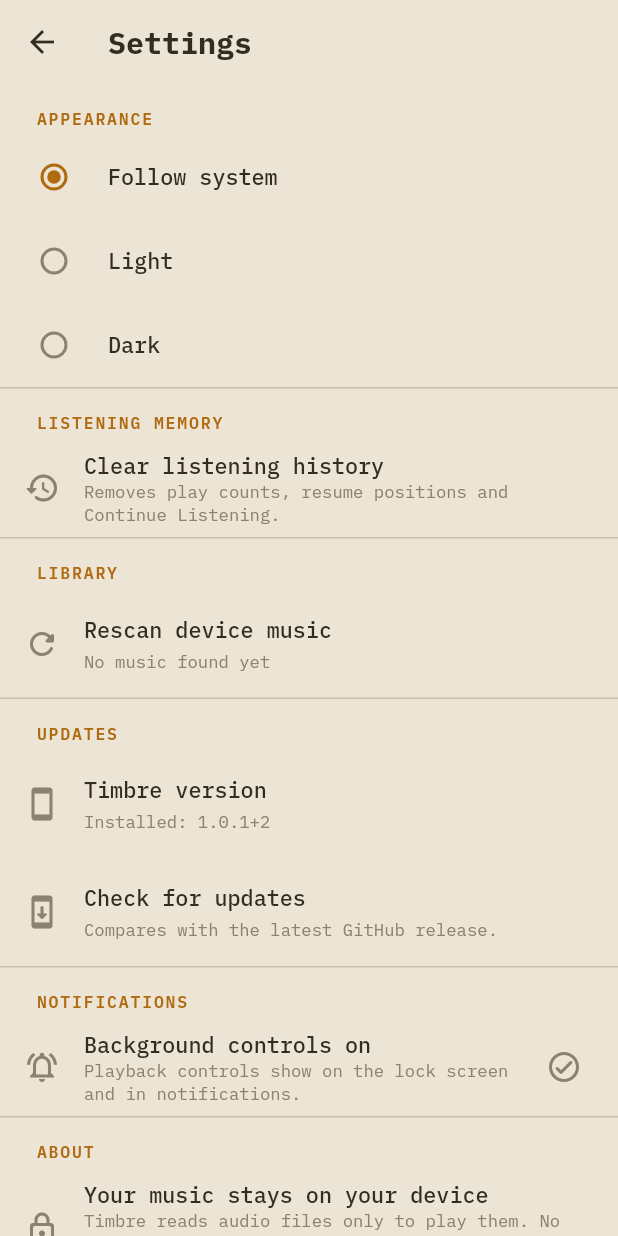
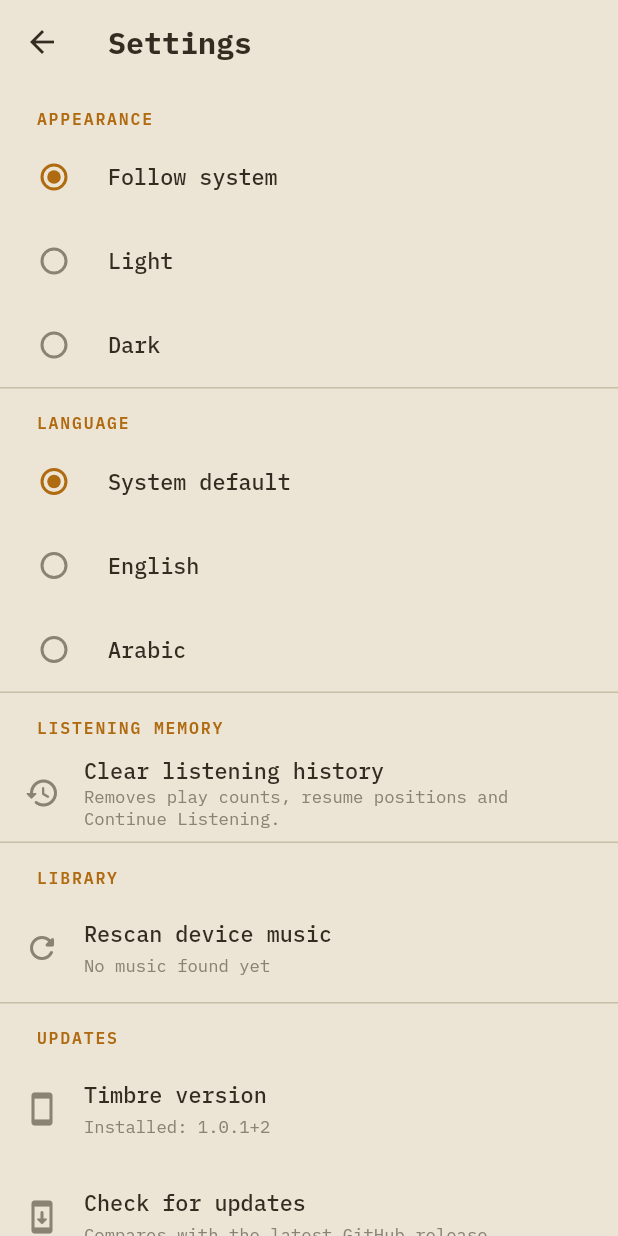
Before and after one commit to amworx/timbre, a Flutter app: the screen it shows after launch, after a tap on the "settings" icon, on a phone screen of 412 x 824 dp. Run offline on Flutter 3.47's test engine with Material 3 defaults, Android fonts, the phone set to English and light mode, and no system bars; our stand-ins replace audio_service, just_audio, on_audio_query, package_info_plus, permission_handler, share_plus and 2 more; missing offline and left inert: ota_update; accounts and stored records are empty.

Commit message:
In-app language switcher (System/English/Arabic)
LocaleController persisted + applied live to MaterialApp; Settings Language section; controller unit tests.

```diff
--- a/lib/l10n/app_ar.arb
+++ b/lib/l10n/app_ar.arb
@@ -144,6 +144,10 @@
 
   "settingsTitle": "الإعدادات",
   "appearance": "المظهر",
+  "languageSection": "اللغة",
+  "langSystem": "لغة النظام",
+  "langEnglish": "الإنجليزية",
+  "langArabic": "العربية",
   "followSystem": "اتباع النظام",
   "light": "فاتح",
   "dark": "داكن",
--- a/lib/l10n/app_en.arb
+++ b/lib/l10n/app_en.arb
@@ -144,6 +144,10 @@
 
   "settingsTitle": "Settings",
   "appearance": "Appearance",
+  "languageSection": "Language",
+  "langSystem": "System default",
+  "langEnglish": "English",
+  "langArabic": "Arabic",
   "followSystem": "Follow system",
   "light": "Light",
   "dark": "Dark",
--- a/lib/l10n/app_localizations.dart
+++ b/lib/l10n/app_localizations.dart
@@ -806,6 +806,30 @@ abstract class AppLocalizations {
   /// **'Appearance'**
   String get appearance;
 
+  /// No description provided for @languageSection.
+  ///
+  /// In en, this message translates to:
+  /// **'Language'**
+  String get languageSection;
+
+  /// No description provided for @langSystem.
+  ///
+  /// In en, this message translates to:
+  /// **'System default'**
+  String get langSystem;
+
+  /// No description provided for @langEnglish.
+  ///
+  /// In en, this message translates to:
+  /// **'English'**
+  String get langEnglish;
+
+  /// No description provided for @langArabic.
+  ///
+  /// In en, this message translates to:
+  /// **'Arabic'**
+  String get langArabic;
+
   /// No description provided for @followSystem.
   ///
   /// In en, this message translates to:
--- a/lib/l10n/app_localizations_en.dart
+++ b/lib/l10n/app_localizations_en.dart
@@ -411,6 +411,18 @@ class AppLocalizationsEn extends AppLocalizations {
   String get appearance => 'Appearance';
 
   @override
+  String get languageSection => 'Language';
+
+  @override
+  String get langSystem => 'System default';
+
+  @override
+  String get langEnglish => 'English';
+
+  @override
+  String get langArabic => 'Arabic';
+
+  @override
   String get followSystem => 'Follow system';
 
   @override
--- a/lib/main.dart
+++ b/lib/main.dart
@@ -14,6 +14,7 @@ import 'ui/navigation/app_navigator.dart';
 import 'ui/queue/queue_screen.dart';
 import 'ui/settings/settings_screen.dart';
 import 'ui/shell/app_shell.dart';
+import 'ui/theme/locale_controller.dart';
 import 'ui/theme/theme_controller.dart';
 import 'ui/theme/timbre_theme.dart';
 
@@ -27,6 +28,9 @@ Future<void> main() async {
       'dark' => ThemeMode.dark,
       _ => ThemeMode.system,
     },
+  );
+  final localeController = LocaleController(
+    prefs.getString('settings.localeMode') ?? LocaleController.keySystem,
   );
 
   final db = await LibraryRepository.openDatabase();
@@ -50,6 +54,7 @@ Future<void> main() async {
     query: query,
     handler: handler,
     themeController: themeController,
+    localeController: localeController,
   ));
 }
 
@@ -58,6 +63,7 @@ class TimbreApp extends StatelessWidget {
   final OnAudioQuery query;
   final TimbreAudioHandler handler;
   final ThemeController themeController;
+  final LocaleController localeController;
 
   const TimbreApp({
     super.key,
@@ -65,6 +71,7 @@ class TimbreApp extends StatelessWidget {
     required this.query,
     required this.handler,
     required this.themeController,
+    required this.localeController,
   });
 
   @override
@@ -78,14 +85,18 @@ class TimbreApp extends StatelessWidget {
           create: (_) => AppState(library: library, player: handler),
         ),
         ChangeNotifierProvider<ThemeController>.value(value: themeController),
+        ChangeNotifierProvider<LocaleController>.value(
+            value: localeController),
       ],
       child: AnimatedBuilder(
-        animation: themeController,
+        animation:
+            Listenable.merge([themeController, localeController]),
         builder: (context, _) => MaterialApp(
           title: 'Timbre',
           theme: TimbreTheme.light(),
           darkTheme: TimbreTheme.dark(),
           themeMode: themeController.mode,
+          locale: localeController.locale,
           localizationsDelegates: const [
             AppLocalizations.delegate,
             GlobalMaterialLocalizations.delegate,
--- a/lib/ui/settings/settings_screen.dart
+++ b/lib/ui/settings/settings_screen.dart
@@ -11,6 +11,7 @@ import '../../l10n/l10n_ext.dart';
 import '../../state/app_state.dart';
 import '../../state/notification_permission.dart';
 import '../../update/app_updater.dart';
+import '../theme/locale_controller.dart';
 import '../theme/theme_controller.dart';
 
 /// Settings: theme, history management, updates, notifications, about.
@@ -23,6 +24,7 @@ class SettingsScreen extends StatefulWidget {
 
 class _SettingsScreenState extends State<SettingsScreen> {
   String _themeMode = 'system';
+  String _localeMode = LocaleController.keySystem;
   bool _busy = false;
 
   final AppUpdater _updater = AppUpdater();
@@ -40,7 +42,11 @@ class _SettingsScreenState extends State<SettingsScreen> {
     super.initState();
     SharedPreferences.getInstance().then((prefs) {
       if (mounted) {
-        setState(() => _themeMode = prefs.getString('settings.themeMode') ?? 'system');
+        setState(() {
+          _themeMode = prefs.getString('settings.themeMode') ?? 'system';
+          _localeMode = prefs.getString('settings.localeMode') ??
+              LocaleController.keySystem;
+        });
       }
     });
     PackageInfo.fromPlatform().then((info) {
@@ -66,6 +72,15 @@ class _SettingsScreenState extends State<SettingsScreen> {
     await prefs.setString('settings.themeMode', mode);
     if (mounted) {
       context.read<ThemeController>().update(mode);
+    }
+  }
+
+  Future<void> _setLocale(String mode) async {
+    setState(() => _localeMode = mode);
+    final prefs = await SharedPreferences.getInstance();
+    await prefs.setString('settings.localeMode', mode);
+    if (mounted) {
+      context.read<LocaleController>().update(mode);
     }
   }
 
@@ -178,6 +193,11 @@ class _SettingsScreenState extends State<SettingsScreen> {
           'dark' => strings.dark,
           _ => strings.followSystem,
         };
+    String localeLabel(String mode) => switch (mode) {
+          LocaleController.keyEnglish => strings.langEnglish,
+          LocaleController.keyArabic => strings.langArabic,
+          _ => strings.langSystem,
+        };
 
     return Scaffold(
       appBar: AppBar(title: Text(strings.settingsTitle)),
@@ -192,6 +212,25 @@ class _SettingsScreenState extends State<SettingsScreen> {
                 for (final mode in const ['system', 'light', 'dark'])
                   RadioListTile<String>(
                     title: Text(themeLabel(mode)),
+                    value: mode,
+                  ),
+              ],
+            ),
+          ),
+          const Divider(),
+          _SectionLabel(strings.languageSection),
+          RadioGroup<String>(
+            groupValue: _localeMode,
+            onChanged: (v) => _setLocale(v!),
+            child: Column(
+              children: [
+                for (final mode in const [
+                  LocaleController.keySystem,
+                  LocaleController.keyEnglish,
+                  LocaleController.keyArabic,
+                ])
+                  RadioListTile<String>(
+                    title: Text(localeLabel(mode)),
                     value: mode,
                   ),
               ],
--- /dev/null
+++ b/lib/ui/theme/locale_controller.dart
@@ -0,0 +1,32 @@
+import 'package:flutter/material.dart';
+
+/// In-app language override, mirroring [ThemeController]: Settings updates
+/// it, the root widget applies it to [MaterialApp.locale], and the choice
+/// persists across launches. `null` locale = follow the system.
+class LocaleController extends ChangeNotifier {
+  static const keySystem = 'system';
+  static const keyEnglish = 'en';
+  static const keyArabic = 'ar';
+
+  String _mode;
+
+  LocaleController(String mode) : _mode = mode;
+
+  String get mode => _mode;
+
+  /// Null means "follow system" — [MaterialApp] then resolves the locale.
+  Locale? get locale => switch (_mode) {
+        keyEnglish => const Locale('en'),
+        keyArabic => const Locale('ar'),
+        _ => null,
+      };
+
+  void update(String persistedValue) {
+    _mode = switch (persistedValue) {
+      keyEnglish => keyEnglish,
+      keyArabic => keyArabic,
+      _ => keySystem,
+    };
+    notifyListeners();
+  }
+}
```
Also changed, not shown: lib/l10n/app_localizations_ar.dart (+12 -0 lines), 1 other file.
